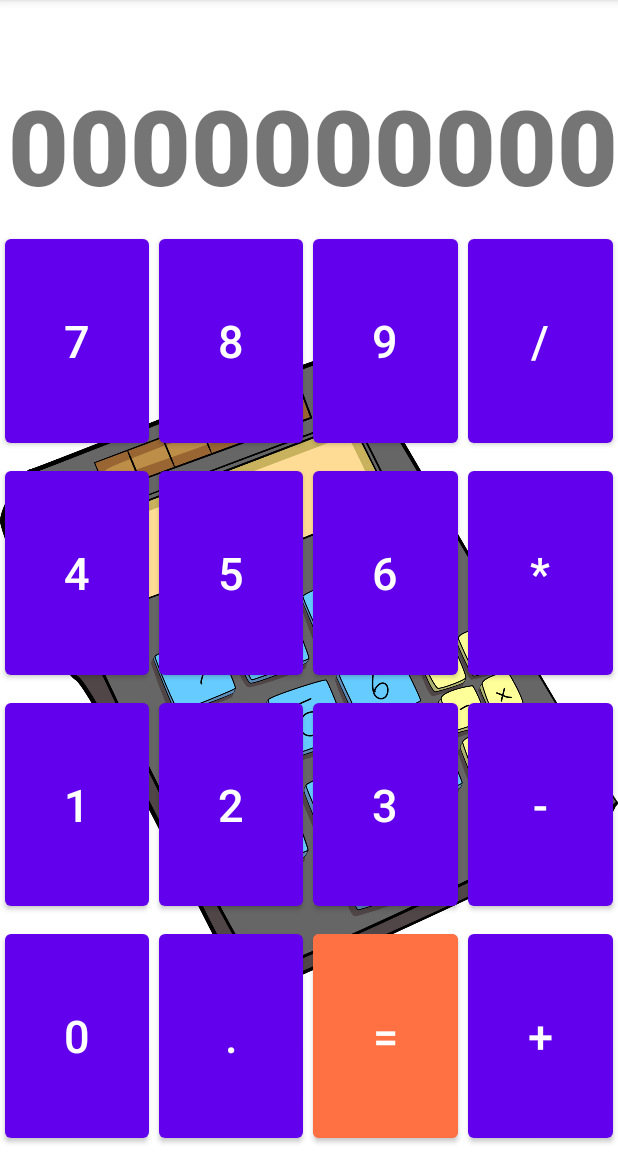
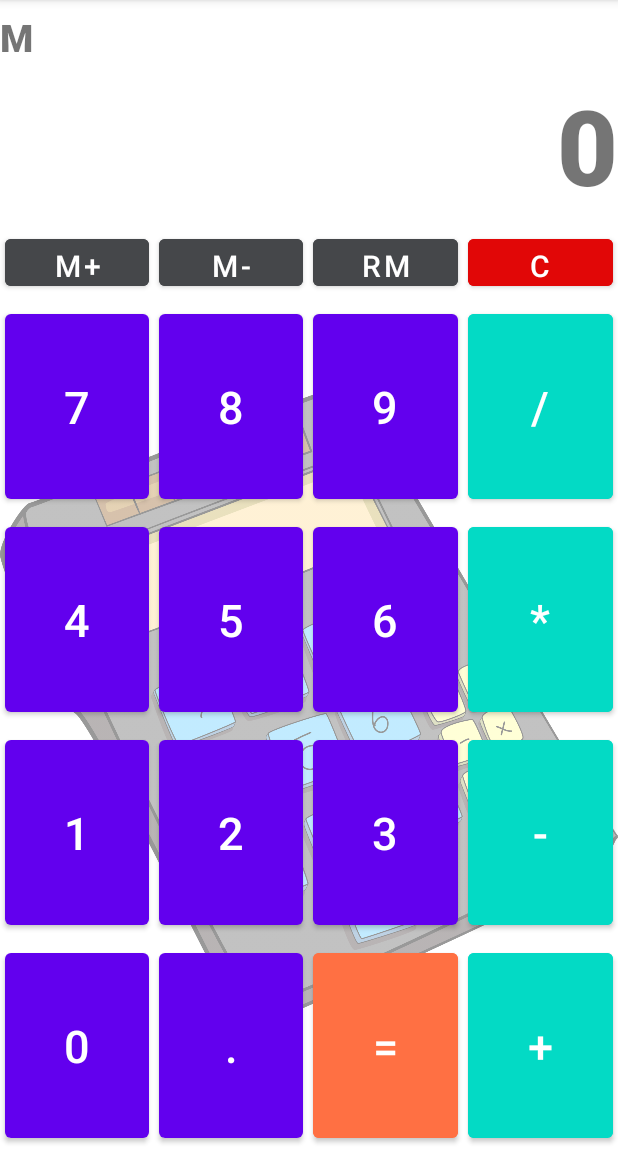
Before and after one commit to Smehotehnik/HWCalc, an Android app: the screen it shows after launch (MainActivity), on a phone screen of 412 x 824 dp, the part 84-1236 px from its top. Run offline under Robolectric (Android 15) with nearby library versions, the phone set to English and light mode, and no system bars.

Commit message:
1. Макет - ConstraintLayout для реализации гибкой разметки, в которую можно добавить доп. функционал в процессе разработки. 1.1. Разметка содержит контейнеры LinearLayout для упрощенной отрисовки кнопок. Т.к. интерфейс не перерисовыватся в процессе работы приложения - применены веса для Button views. Если я правильно понимаю, при работе приложения это никак не скажется на производительности, а макет проще/читабельнее. 2. Кнопки готовы. Цветом выделены по функционалу, аналогично настольным калькуляторам. 3. Фоновый рисунок немного изменен для того, чтобы не пересекаться с полем TextView (добавлено поле сверху). К фоновому рисунку применен аттрбут прозрачности, чтобы не отвлекать пользователя.

```diff
--- a/app/src/main/res/layout/activity_main.xml
+++ b/app/src/main/res/layout/activity_main.xml
@@ -1,34 +1,92 @@
 <?xml version="1.0" encoding="utf-8"?>
-<FrameLayout xmlns:android="http://schemas.android.com/apk/res/android"
+<androidx.constraintlayout.widget.ConstraintLayout xmlns:android="http://schemas.android.com/apk/res/android"
     xmlns:app="http://schemas.android.com/apk/res-auto"
     xmlns:tools="http://schemas.android.com/tools"
     android:layout_width="match_parent"
-    android:layout_height="wrap_content"
-    android:foregroundGravity="bottom">
+    android:layout_height="match_parent">
 
     <ImageView
-        android:layout_width="match_parent"
-        android:layout_height="match_parent"
-        app:srcCompat="@drawable/calc"
-        />
-
-    <androidx.constraintlayout.widget.ConstraintLayout xmlns:android="http://schemas.android.com/apk/res/android"
-        android:layout_width="match_parent"
-        android:layout_height="match_parent">
-
+        android:layout_width="0dp"
+        android:layout_height="0dp"
+        android:contentDescription="background pic"
+        android:alpha="0.4"
+        app:layout_constraintBottom_toBottomOf="parent"
+        app:layout_constraintLeft_toLeftOf="parent"
+        app:layout_constraintRight_toRightOf="parent"
+        app:layout_constraintTop_toTopOf="parent"
+        app:srcCompat="@drawable/calc" />
+    <TextView
+        android:id="@+id/aux_display"
+        android:layout_width="0dp"
+        android:layout_height="50dp"
+        android:fontFamily="sans-serif-black"
+        android:gravity="center_vertical|left"
+        android:text="@string/str_aux"
+        android:textSize="25sp"
+        app:layout_constraintLeft_toLeftOf="parent"
+        app:layout_constraintRight_toRightOf="parent"
+        app:layout_constraintTop_toTopOf="parent" />
     <TextView
         android:id="@+id/display"
         android:layout_width="0dp"
         android:layout_height="100dp"
-            android:layout_marginTop="50dp"
         android:fontFamily="sans-serif-black"
         android:gravity="right"
         android:text="@string/str_disp"
         android:textSize="70sp"
         app:layout_constraintLeft_toLeftOf="parent"
         app:layout_constraintRight_toRightOf="parent"
-            app:layout_constraintTop_toTopOf="parent" />
+        app:layout_constraintTop_toBottomOf="@id/aux_display" />
 
+    <LinearLayout
+        android:id="@+id/linear_ce"
+        android:layout_width="0dp"
+        android:layout_height="50dp"
+        app:layout_constraintBottom_toTopOf="@id/linear0"
+        app:layout_constraintLeft_toLeftOf="parent"
+        app:layout_constraintRight_toRightOf="parent"
+        app:layout_constraintTop_toBottomOf="@id/display">
+
+        <Button
+            android:id="@+id/btMemAdd"
+            android:layout_width="wrap_content"
+            android:layout_height="match_parent"
+            android:layout_margin="3dp"
+            android:layout_weight="1"
+            android:text="@string/strMemAdd"
+            android:backgroundTint="#45474A"
+            android:textSize="20sp" />
+
+        <Button
+            android:id="@+id/btMemMinus"
+            android:layout_width="wrap_content"
+            android:layout_height="match_parent"
+            android:layout_margin="3dp"
+            android:layout_weight="1"
+            android:text="@string/strMemMinus"
+            android:backgroundTint="#45474A"
+            android:textSize="20sp" />
+
+        <Button
+            android:id="@+id/btRM"
+            android:layout_width="wrap_content"
+            android:layout_height="match_parent"
+            android:layout_margin="3dp"
+            android:layout_weight="1"
+            android:text="@string/strRemember"
+            android:backgroundTint="#45474A"
+            android:textSize="20sp" />
+
+        <Button
+            android:id="@+id/btClear"
+            android:layout_width="wrap_content"
+            android:layout_height="match_parent"
+            android:layout_margin="3dp"
+            android:layout_weight="1"
+            android:backgroundTint="#E10707"
+            android:text="@string/strBtClear"
+            android:textSize="20sp" />
+    </LinearLayout>
     <LinearLayout
         android:id="@+id/linear0"
         android:layout_width="0dp"
@@ -36,7 +94,7 @@
         app:layout_constraintBottom_toTopOf="@id/linear1"
         app:layout_constraintLeft_toLeftOf="parent"
         app:layout_constraintRight_toRightOf="parent"
-            app:layout_constraintTop_toBottomOf="@id/display">
+        app:layout_constraintTop_toBottomOf="@id/linear_ce">
 
         <Button
             android:id="@+id/bt7"
@@ -45,9 +103,7 @@
             android:layout_margin="3dp"
             android:layout_weight="1"
             android:text="@string/strBt7"
-                android:textSize="30sp"
-
-                />
+            android:textSize="30sp" />
 
         <Button
             android:id="@+id/bt8"
@@ -56,9 +112,7 @@
             android:layout_margin="3dp"
             android:layout_weight="1"
             android:text="@string/strBt8"
-                android:textSize="30sp"
-
-                />
+            android:textSize="30sp" />
 
         <Button
             android:id="@+id/bt9"
@@ -75,6 +129,7 @@
             android:layout_height="match_parent"
             android:layout_margin="3dp"
             android:layout_weight="1"
+            android:backgroundTint="@color/teal_200"
             android:text="@string/strDiv"
             android:textSize="30sp" />
     </LinearLayout>
@@ -121,6 +176,7 @@
             android:layout_height="match_parent"
             android:layout_margin="3dp"
             android:layout_weight="1"
+            android:backgroundTint="@color/teal_200"
             android:text="@string/strPow"
             android:textSize="30sp" />
     </LinearLayout>
@@ -167,6 +223,7 @@
             android:layout_height="match_parent"
             android:layout_margin="3dp"
             android:layout_weight="1"
+            android:backgroundTint="@color/teal_200"
             android:text="@string/strMinus"
             android:textSize="30sp" />
     </LinearLayout>
@@ -215,10 +272,9 @@
             android:layout_height="match_parent"
             android:layout_margin="3dp"
             android:layout_weight="1"
+            android:backgroundTint="@color/teal_200"
             android:text="@string/strAdd"
             android:textSize="30sp" />
 
-
     </LinearLayout>
 </androidx.constraintlayout.widget.ConstraintLayout>
-</FrameLayout>
--- a/app/src/main/res/values/strings.xml
+++ b/app/src/main/res/values/strings.xml
@@ -2,7 +2,7 @@
     <string name="app_name">Calc</string>
     <string name="strBt1">1</string>
     <string name="strBt7">7</string>
-    <string name="str_disp">00000000000</string>
+    <string name="str_disp">0</string>
     <string name="strBt8">8</string>
     <string name="strBt9">9</string>
     <string name="strDiv">/</string>
@@ -17,4 +17,9 @@
     <string name="strPoint">.</string>
     <string name="strAdd">+</string>
     <string name="strEq">=</string>
+    <string name="str_aux">M</string>
+    <string name="strMemMinus">M-</string>
+    <string name="strMemAdd">M+</string>
+    <string name="strRemember">RM</string>
+    <string name="strBtClear">C</string>
 </resources>
```
Also changed, not shown: app/src/main/res/drawable/calc.png. Lines whose indentation alone changed are shown as unchanged.
